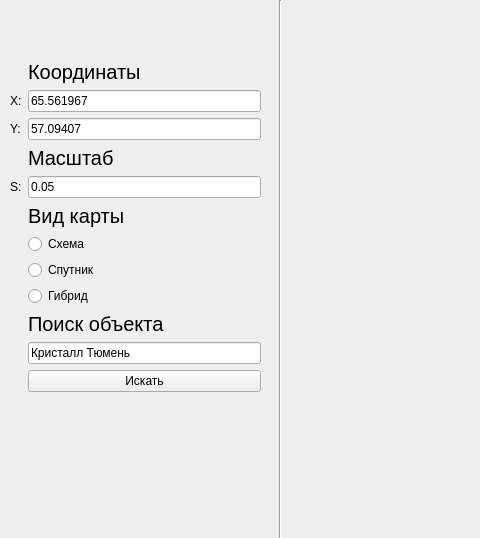
The window that untitled.ui (MariaZyryanova72/MapsAPI) describes before a commit, drawn with Qt 5; both pictures show x 0 to 480 and y 0 to 538 of the 1135 by 812 pixel window.
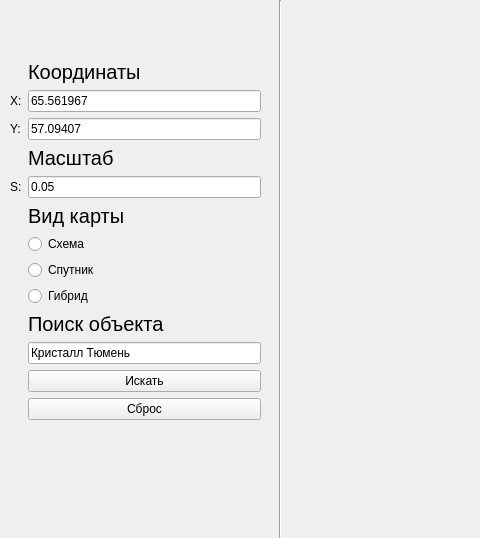
The same window after the commit.

Commit message: Добавлена кнопка «Сброс поискового результата», по нажатию на которую точка найденного объекта сбрасывается.

```diff
--- a/untitled.ui
+++ b/untitled.ui
@@ -38,7 +38,7 @@
      <x>10</x>
      <y>60</y>
      <width>251</width>
-     <height>383</height>
+     <height>418</height>
     </rect>
    </property>
    <layout class="QFormLayout" name="formLayout">
@@ -191,6 +191,16 @@
       </property>
      </widget>
     </item>
+    <item row="12" column="1">
+     <widget class="QPushButton" name="button_clear">
+      <property name="focusPolicy">
+       <enum>Qt::NoFocus</enum>
+      </property>
+      <property name="text">
+       <string>Сброс</string>
+      </property>
+     </widget>
+    </item>
    </layout>
   </widget>
   <widget class="Line" name="line">
@@ -209,8 +219,8 @@
   <widget class="QWidget" name="verticalLayoutWidget">
    <property name="geometry">
     <rect>
-     <x>370</x>
-     <y>70</y>
+     <x>380</x>
+     <y>80</y>
      <width>651</width>
      <height>631</height>
     </rect>
```
The commit also changes 1 other file.
